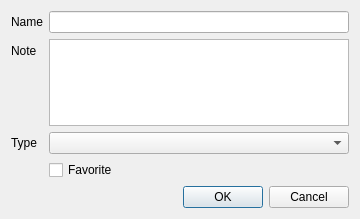
Old version of the form src/TimeTracker/edit_activity_field_dialog.ui in the repository miere43/jatt.
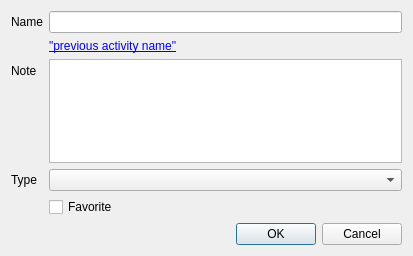
New version of the form.

Commit message: - Increased edit activity field dialog size. - Added link with previous activity name of same category, when clicked sets activity name to previous activity name. - Fixed Windows build.

What changed in the file:
```diff
--- a/src/TimeTracker/edit_activity_field_dialog.ui
+++ b/src/TimeTracker/edit_activity_field_dialog.ui
@@ -6,8 +6,8 @@
    <rect>
     <x>0</x>
     <y>0</y>
-    <width>360</width>
-    <height>219</height>
+    <width>413</width>
+    <height>256</height>
    </rect>
   </property>
   <property name="sizePolicy">
@@ -30,14 +30,14 @@
      </property>
     </widget>
    </item>
-   <item row="2" column="0">
+   <item row="3" column="0">
     <widget class="QLabel" name="editNoteLabel">
      <property name="text">
       <string>Note</string>
      </property>
     </widget>
    </item>
-   <item row="2" column="1">
+   <item row="3" column="1">
     <widget class="QPlainTextEdit" name="noteEdit">
      <property name="tabChangesFocus">
       <bool>true</bool>
@@ -47,17 +47,17 @@
      </property>
     </widget>
    </item>
-   <item row="3" column="0">
+   <item row="4" column="0">
     <widget class="QLabel" name="typeLabel">
      <property name="text">
       <string>Type</string>
      </property>
     </widget>
    </item>
-   <item row="3" column="1">
+   <item row="4" column="1">
     <widget class="QComboBox" name="typeComboBox"/>
    </item>
-   <item row="5" column="1">
+   <item row="6" column="1">
     <widget class="QDialogButtonBox" name="buttonBox">
      <property name="orientation">
       <enum>Qt::Horizontal</enum>
@@ -70,13 +70,23 @@
    <item row="1" column="1">
     <widget class="QLineEdit" name="nameEdit"/>
    </item>
-   <item row="4" column="1">
+   <item row="5" column="1">
     <widget class="QCheckBox" name="favoriteCheckBox">
      <property name="text">
       <string>Favorite</string>
      </property>
     </widget>
    </item>
+   <item row="2" column="1">
+    <widget class="QLabel" name="prevActivityLabel">
+     <property name="text">
+      <string>&lt;a href=&quot;#&quot;&gt;&quot;previous activity name&quot;&lt;/a&gt;</string>
+     </property>
+     <property name="textFormat">
+      <enum>Qt::RichText</enum>
+     </property>
+    </widget>
+   </item>
   </layout>
  </widget>
  <tabstops>
```
The commit also changes 6 other files.
